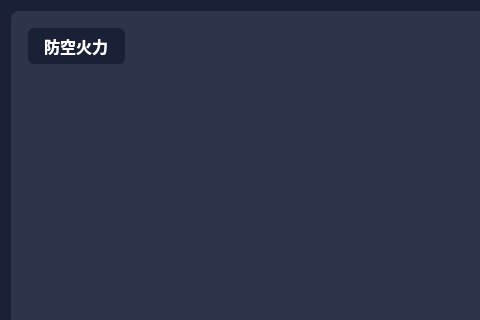
Qt form Project/src/EstimateSituation/FirepowerControl.ui (jackstraw1112/UVA-MissionPlanning) before a commit; both pictures show x 0 to 480 and y 0 to 320 of the 729 by 451 pixel window.
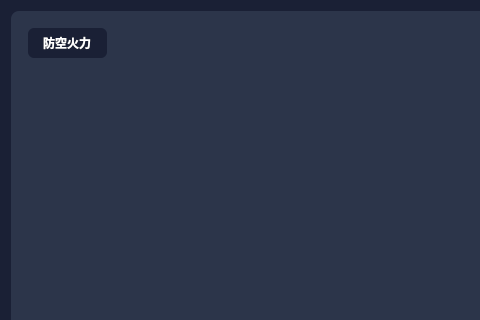
The same form after that commit.

Commit message: 更新整体布局

```diff
--- a/Project/src/EstimateSituation/FirepowerControl.ui
+++ b/Project/src/EstimateSituation/FirepowerControl.ui
@@ -31,7 +31,7 @@
 
 /* 标题栏 */
 QLabel#titleLabel {
-    font-size: 16px;
+    font-size: 9pt;
     font-weight: bold;
     color: #ffffff;
     background-color: #1a2035;
```
The commit also changes 5 other files.
